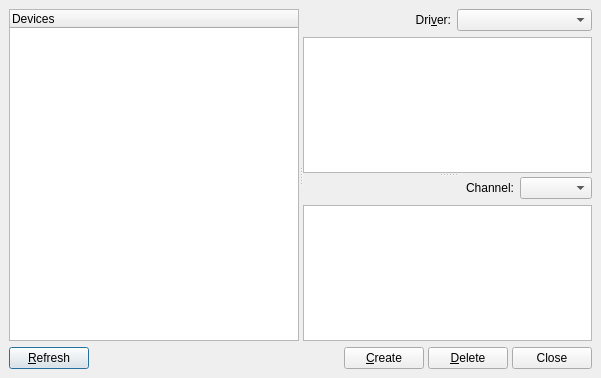
Before: the Qt Designer form src/qsamplerDeviceForm.ui in rncbc/qsampler, drawn with Qt 5.
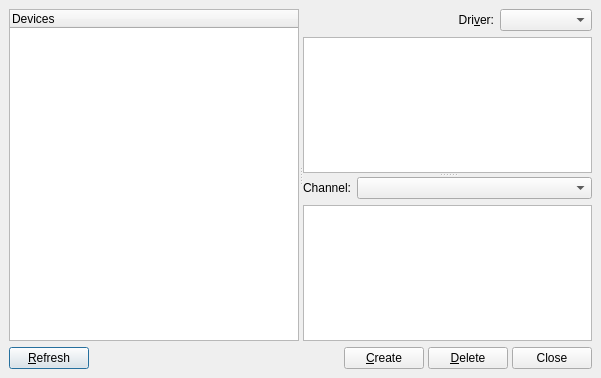
After: the same form once the commit is applied. Icons and pictures are not drawn.

Patch:
```diff
--- a/src/qsamplerDeviceForm.ui
+++ b/src/qsamplerDeviceForm.ui
@@ -30,14 +30,6 @@
     <height>378</height>
    </rect>
   </property>
-  <property name="sizePolicy" >
-   <sizepolicy>
-    <hsizetype>0</hsizetype>
-    <vsizetype>0</vsizetype>
-    <horstretch>0</horstretch>
-    <verstretch>0</verstretch>
-   </sizepolicy>
-  </property>
   <property name="focusPolicy" >
    <enum>Qt::StrongFocus</enum>
   </property>
@@ -125,14 +117,6 @@
           </property>
           <item>
            <widget class="QLabel" name="DeviceNameTextLabel" >
-            <property name="sizePolicy" >
-             <sizepolicy>
-              <hsizetype>0</hsizetype>
-              <vsizetype>0</vsizetype>
-              <horstretch>0</horstretch>
-              <verstretch>0</verstretch>
-             </sizepolicy>
-            </property>
             <property name="font" >
              <font>
               <weight>75</weight>
@@ -206,19 +190,6 @@
           <property name="spacing" >
            <number>6</number>
           </property>
-          <item>
-           <spacer>
-            <property name="orientation" >
-             <enum>Qt::Horizontal</enum>
-            </property>
-            <property name="sizeHint" >
-             <size>
-              <width>40</width>
-              <height>20</height>
-             </size>
-            </property>
-           </spacer>
-          </item>
           <item>
            <widget class="QLabel" name="DevicePortTextLabel" >
             <property name="text" >
@@ -239,12 +210,18 @@
            <widget class="QComboBox" name="DevicePortComboBox" >
             <property name="sizePolicy" >
              <sizepolicy>
-              <hsizetype>0</hsizetype>
+              <hsizetype>7</hsizetype>
               <vsizetype>0</vsizetype>
               <horstretch>0</horstretch>
               <verstretch>0</verstretch>
              </sizepolicy>
             </property>
+            <property name="minimumSize" >
+             <size>
+              <width>120</width>
+              <height>0</height>
+             </size>
+            </property>
             <property name="toolTip" >
              <string>Device port/channel</string>
             </property>
```
